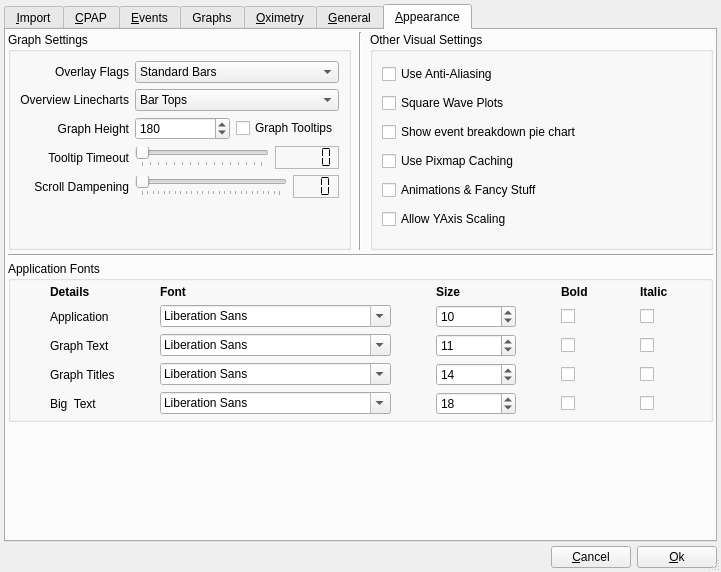
Before: the Qt Designer form sleepyhead/preferencesdialog.ui in sbonaime/sleepyhead-code., drawn with Qt 5.
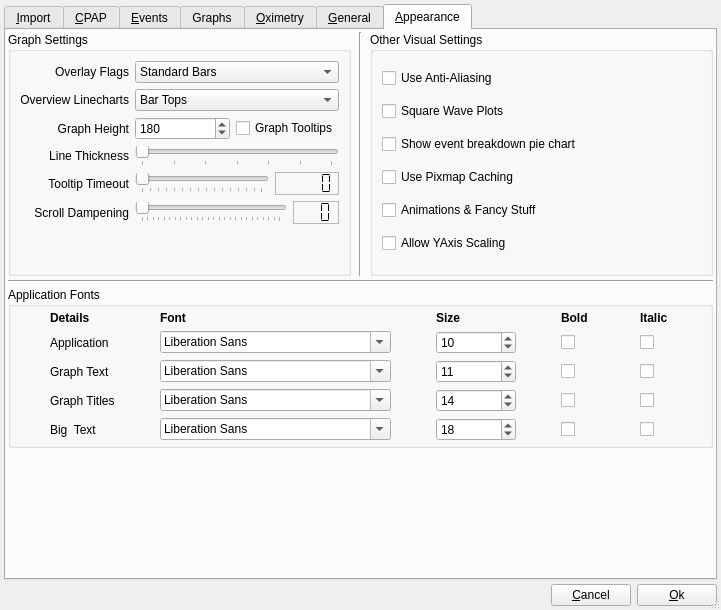
After: the same form once the commit is applied. The open tabs and pages were chosen to show the change. Icons and pictures are not drawn.

Commit message: Added line plot thickness preference, fixed barchart gradients

Diff of the .ui file:
```diff
--- a/sleepyhead/preferencesdialog.ui
+++ b/sleepyhead/preferencesdialog.ui
@@ -10,7 +10,7 @@
     <x>0</x>
     <y>0</y>
     <width>721</width>
-    <height>572</height>
+    <height>610</height>
    </rect>
   </property>
   <property name="sizePolicy">
@@ -1882,7 +1882,7 @@
               </property>
              </widget>
             </item>
-            <item row="6" column="1">
+            <item row="7" column="1">
              <spacer name="verticalSpacer">
               <property name="orientation">
                <enum>Qt::Vertical</enum>
@@ -1895,7 +1895,7 @@
               </property>
              </spacer>
             </item>
-            <item row="5" column="1" colspan="2">
+            <item row="6" column="1" colspan="2">
              <layout class="QHBoxLayout" name="horizontalLayout_16">
               <item>
                <widget class="QSlider" name="scrollDampeningSlider">
@@ -1943,7 +1943,7 @@
               </item>
              </layout>
             </item>
-            <item row="4" column="1" colspan="2">
+            <item row="5" column="1" colspan="2">
              <layout class="QHBoxLayout" name="horizontalLayout_17">
               <item>
                <widget class="QSlider" name="tooltipTimeoutSlider">
@@ -1991,7 +1991,7 @@
               </item>
              </layout>
             </item>
-            <item row="5" column="0">
+            <item row="6" column="0">
              <widget class="QLabel" name="label_46">
               <property name="text">
                <string>Scroll Dampening</string>
@@ -2001,7 +2001,7 @@
               </property>
              </widget>
             </item>
-            <item row="4" column="0">
+            <item row="5" column="0">
              <widget class="QLabel" name="label_45">
               <property name="text">
                <string>Tooltip Timeout</string>
@@ -2093,6 +2093,42 @@
               </property>
              </widget>
             </item>
+            <item row="4" column="0">
+             <widget class="QLabel" name="label_48">
+              <property name="text">
+               <string>Line Thickness</string>
+              </property>
+              <property name="alignment">
+               <set>Qt::AlignRight|Qt::AlignTrailing|Qt::AlignVCenter</set>
+              </property>
+             </widget>
+            </item>
+            <item row="4" column="1" colspan="2">
+             <layout class="QHBoxLayout" name="horizontalLayout_10">
+              <item>
+               <widget class="QSlider" name="lineThicknessSlider">
+                <property name="toolTip">
+                 <string>The pixel thickness of line plots</string>
+                </property>
+                <property name="minimum">
+                 <number>2</number>
+                </property>
+                <property name="maximum">
+                 <number>8</number>
+                </property>
+                <property name="pageStep">
+                 <number>1</number>
+                </property>
+                <property name="orientation">
+                 <enum>Qt::Horizontal</enum>
+                </property>
+                <property name="tickPosition">
+                 <enum>QSlider::TicksBelow</enum>
+                </property>
+               </widget>
+              </item>
+             </layout>
+            </item>
            </layout>
           </widget>
          </item>
```
Left out of the diff: 5 changed lines with no effect on the pictures. The commit also changes 4 other files.
